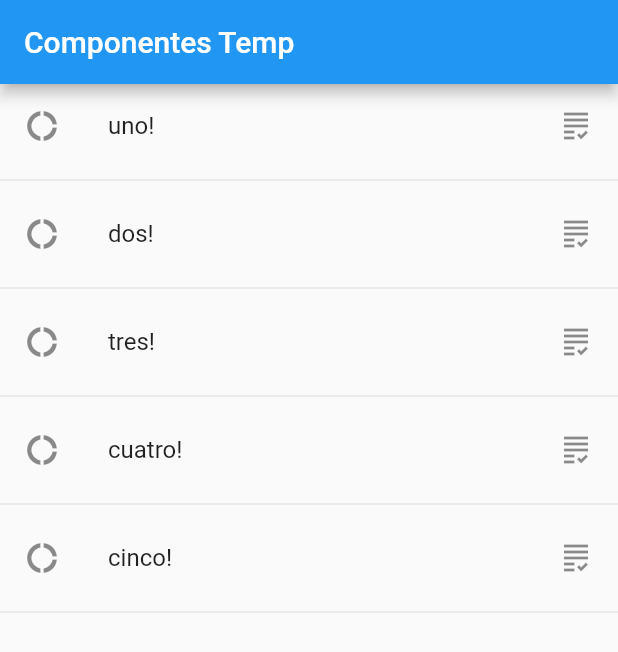
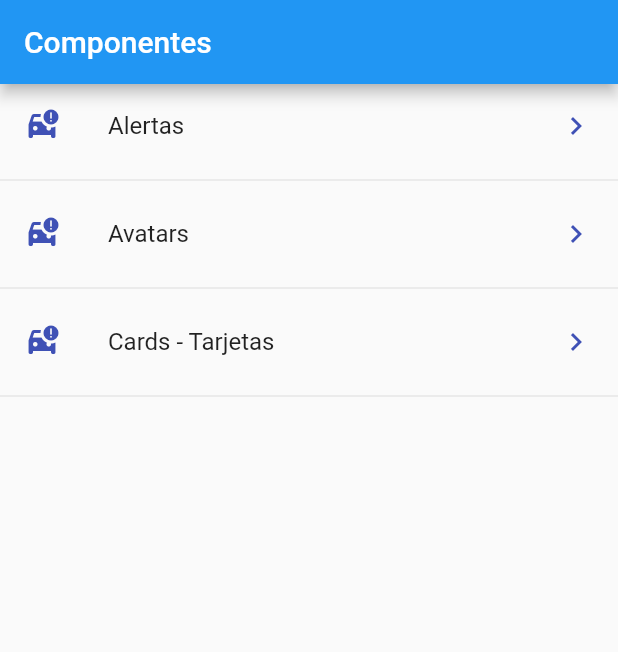
Before and after one commit to corpotecguayanaca/componentes-flutter, a Flutter app: the screen it shows after launch, on a phone screen of 412 x 824 dp. Shown: the top 652 px of the screen. Run offline on Flutter 3.47's test engine with Material 2 defaults, Android fonts, the phone set to English and light mode, and no system bars.

Commit message:
leyendo json y extrayendo su data

```diff
--- /dev/null
+++ b/data/menu-opts.json
@@ -0,0 +1,20 @@
+{
+    "nombreApp" : "Componentes",
+    "rutas" : [
+        {
+            "ruta" : "alert",
+            "icon" : "add_alert",
+            "texto": "Alertas"
+        },
+        {
+            "ruta" : "avatar",
+            "icon" : "accessibility",
+            "texto": "Avatars"
+        },
+        {
+            "ruta" : "card",
+            "icon" : "folder_open",
+            "texto": "Cards - Tarjetas"
+        }
+    ]
+}
--- a/lib/main.dart
+++ b/lib/main.dart
@@ -1,6 +1,6 @@
 import 'package:flutter/material.dart';
 
-import 'package:componentes_flutter/src/pages/home_temp.dart';
+import 'package:componentes_flutter/src/pages/home_page.dart';
 
 void main() => runApp(const MyApp());
 
@@ -12,7 +12,7 @@ class MyApp extends StatelessWidget {
     return MaterialApp(
       title: 'Componentes APP',
       debugShowCheckedModeBanner: false,
-      home: HomePageTemp(),
+      home: HomePage(),
     );
   }
 }
--- /dev/null
+++ b/lib/src/pages/home_page.dart
@@ -0,0 +1,47 @@
+import 'package:flutter/material.dart';
+
+import 'package:componentes_flutter/src/providers/menu_provider.dart';
+
+class HomePage extends StatelessWidget {
+  HomePage({super.key});
+
+  @override
+  Widget build(BuildContext context) {
+    return Scaffold(
+      appBar: AppBar(
+        title: Text("Componentes"),
+      ),
+      body: _lista(),
+    );
+  }
+
+  Widget _lista() {
+
+    return FutureBuilder(
+      future: menuProvider.cargarData(),
+      initialData: [],
+      builder:(context, snapshot) {
+        return ListView(
+          children: _listaItems( snapshot.data! ),
+        );
+      },
+    );
+  }
+
+  List<Widget> _listaItems( List<dynamic> data ) {
+    final List<Widget> opciones = [];
+
+    for (dynamic element in data) {
+      final widgetTemp = ListTile(
+        title: Text(element['texto']),
+        leading: Icon(Icons.car_crash, color: Colors.indigo,),
+        trailing: Icon(Icons.keyboard_arrow_right, color: Colors.indigo,),
+      );
+      opciones..add(widgetTemp)
+        ..add(Divider());
+    }
+
+    return opciones;
+
+  }
+}
--- a/pubspec.yaml
+++ b/pubspec.yaml
@@ -59,9 +59,8 @@ flutter:
   uses-material-design: true
 
   # To add assets to your application, add an assets section, like this:
-  # assets:
-  #   - images/a_dot_burr.jpeg
-  #   - images/a_dot_ham.jpeg
+  assets:
+    - data/menu-opts.json
 
   # An image asset can refer to one or more resolution-specific "variants", see
   # https://flutter.dev/assets-and-images/#resolution-aware
```
Also changed, not shown: lib/src/providers/menu_provider.dart (added, +22 -0 lines).
